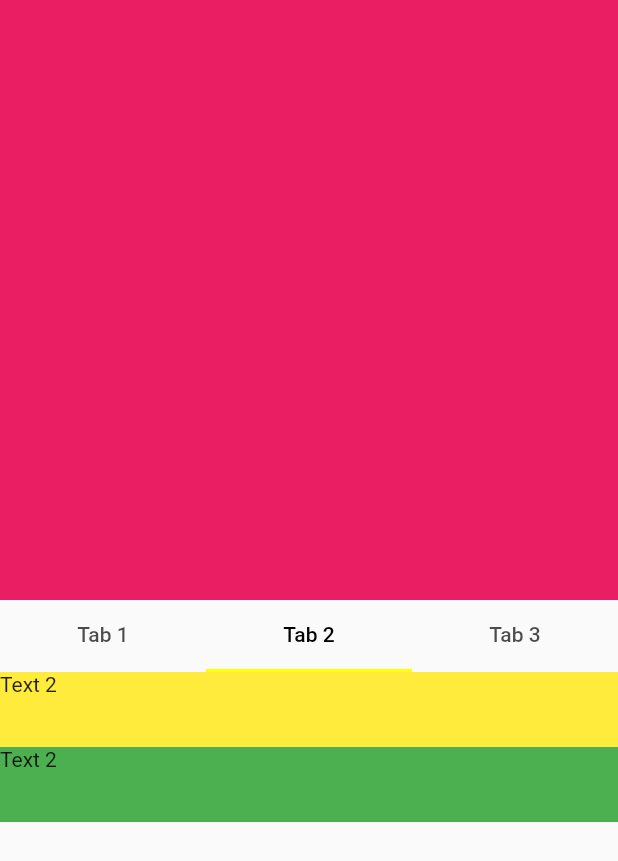
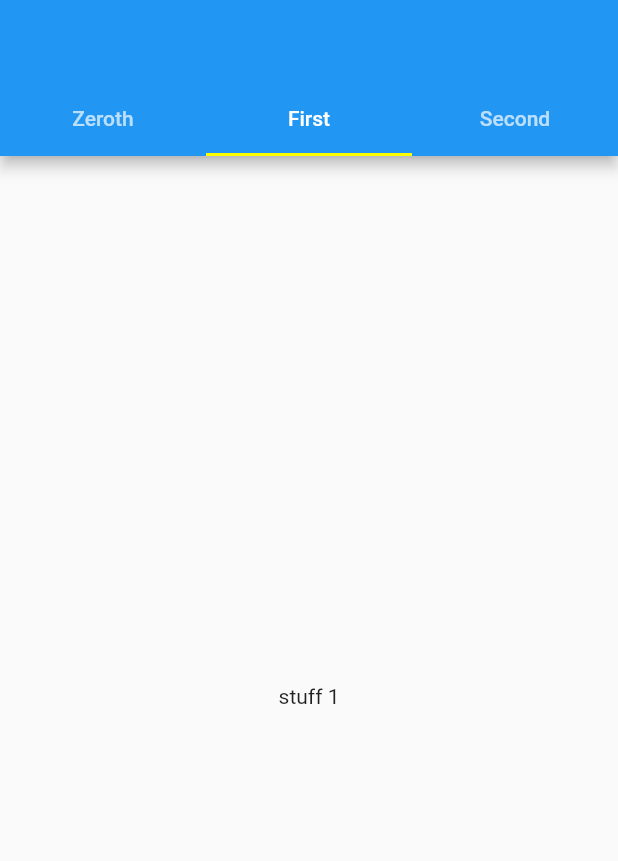
Before and after one commit to jaxfire/flutter_tab_pager_nested_in_slivers_solution, a Flutter app: the screen it shows after launch, tab 2 chosen, on a phone screen of 412 x 824 dp. Shown: the top 861 px of the screen. Run offline on Flutter 3.47's test engine with Material 2 defaults, Android fonts, the phone set to English and light mode, and no system bars.

```diff
--- a/lib/main.dart
+++ b/lib/main.dart
@@ -13,7 +13,60 @@ class MyApp extends StatelessWidget {
       title: 'Kindacode.com',
       theme: ThemeData(
           primaryColor: Colors.purple, accentColor: Colors.yellowAccent),
-      home: HomePage(),
+      home: MyStatelessWidget(),
+    );
+  }
+}
+
+const List<String> data = [
+  'Zeroth',
+  'First',
+  'Second',
+];
+
+const List<Tab> tabs = <Tab>[
+  Tab(text: 'Zeroth'),
+  Tab(text: 'First'),
+  Tab(text: 'Second'),
+];
+
+/// This is the stateless widget that the main application instantiates.
+class MyStatelessWidget extends StatefulWidget {
+  const MyStatelessWidget({Key? key}) : super(key: key);
+
+  @override
+  State<MyStatelessWidget> createState() => _MyStatelessWidgetState();
+}
+
+class _MyStatelessWidgetState extends State<MyStatelessWidget> {
+  int selectedTab = 0;
+
+  @override
+  Widget build(BuildContext context) {
+    return DefaultTabController(
+      length: tabs.length,
+      // The Builder widget is used to have a different BuildContext to access
+      // closest DefaultTabController.
+      child: Builder(builder: (BuildContext context) {
+        final TabController tabController = DefaultTabController.of(context)!;
+        tabController.addListener(() {
+          if (!tabController.indexIsChanging) {
+            setState(() {
+              selectedTab = tabController.index;
+            });
+          }
+        });
+        return Scaffold(
+          appBar: AppBar(
+            bottom: const TabBar(
+              tabs: tabs,
+            ),
+          ),
+          body: Center(
+            child: Text('stuff $selectedTab'),
+          ),
+        );
+      }),
     );
   }
 }
@@ -38,6 +91,7 @@ class HomePage extends StatelessWidget {
             SliverToBoxAdapter(
               child: TabBar(
                 labelColor: Colors.black,
+                indicatorColor: Colors.black,
                 tabs: [
                   Tab(text: 'Tab 1'),
                   Tab(text: 'Tab 2'),
@@ -46,9 +100,33 @@ class HomePage extends StatelessWidget {
               ),
             ),
             SliverToBoxAdapter(
-              child: SizedBox(
+              child: SizedBox.expand(
+                child: Expanded(
+                  child: MyTabBarView(),
+                ),
+              ),
+            ),
+            SliverToBoxAdapter(
+              child: Container(
+                color: Colors.pink,
                 height: 400.0,
-                child: TabBarView(
+              ),
+            ),
+          ],
+        ),
+      ),
+    );
+  }
+}
+
+class MyTabBarView extends StatelessWidget {
+  const MyTabBarView({
+    Key? key,
+  }) : super(key: key);
+
+  @override
+  Widget build(BuildContext context) {
+    return TabBarView(
       children: [
         Column(children: [
           Container(
@@ -95,18 +173,6 @@ class HomePage extends StatelessWidget {
           ],
         ),
       ],
-                ),
-              ),
-            ),
-            SliverToBoxAdapter(
-              child: Container(
-                color: Colors.pink,
-                height: 400.0,
-              ),
-            ),
-          ],
-        ),
-      ),
     );
   }
 }
```
Lines whose indentation alone changed are shown as unchanged.
